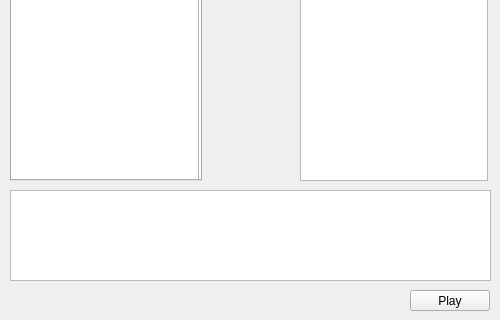
Old version of the form mainwindow.ui in the repository Sean-DK/LoTV-Build-Order-Helper; both pictures show x 0 to 500 and y 380 to 700 of the 500 by 700 pixel window.
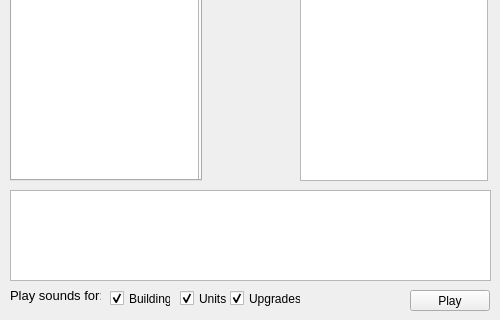
New version of the form.

Commit message: Added audio filter checkboxes to UI, no functionality yet

The edit to the form file:
```diff
--- a/mainwindow.ui
+++ b/mainwindow.ui
@@ -24,7 +24,7 @@
   </property>
   <property name="maximumSize">
    <size>
-    <width>500</width>
+    <width>5000</width>
     <height>700</height>
    </size>
   </property>
@@ -393,6 +393,72 @@
      <string>Browse</string>
     </property>
    </widget>
+   <widget class="QLabel" name="label_PlaySound">
+    <property name="geometry">
+     <rect>
+      <x>10</x>
+      <y>660</y>
+      <width>91</width>
+      <height>31</height>
+     </rect>
+    </property>
+    <property name="font">
+     <font>
+      <pointsize>10</pointsize>
+     </font>
+    </property>
+    <property name="text">
+     <string>Play sounds for:</string>
+    </property>
+   </widget>
+   <widget class="QCheckBox" name="checkBox_Buildings">
+    <property name="geometry">
+     <rect>
+      <x>110</x>
+      <y>668</y>
+      <width>61</width>
+      <height>21</height>
+     </rect>
+    </property>
+    <property name="text">
+     <string>Buildings</string>
+    </property>
+    <property name="checked">
+     <bool>true</bool>
+    </property>
+   </widget>
+   <widget class="QCheckBox" name="checkBox_Units">
+    <property name="geometry">
+     <rect>
+      <x>180</x>
+      <y>668</y>
+      <width>51</width>
+      <height>21</height>
+     </rect>
+    </property>
+    <property name="text">
+     <string>Units</string>
+    </property>
+    <property name="checked">
+     <bool>true</bool>
+    </property>
+   </widget>
+   <widget class="QCheckBox" name="checkBox_Upgrades">
+    <property name="geometry">
+     <rect>
+      <x>230</x>
+      <y>668</y>
+      <width>71</width>
+      <height>21</height>
+     </rect>
+    </property>
+    <property name="text">
+     <string>Upgrades</string>
+    </property>
+    <property name="checked">
+     <bool>true</bool>
+    </property>
+   </widget>
   </widget>
  </widget>
  <layoutdefault spacing="6" margin="11"/>
```
Left out of the diff: 2 changed lines with no effect on the pictures. The commit also changes 1 other file.
